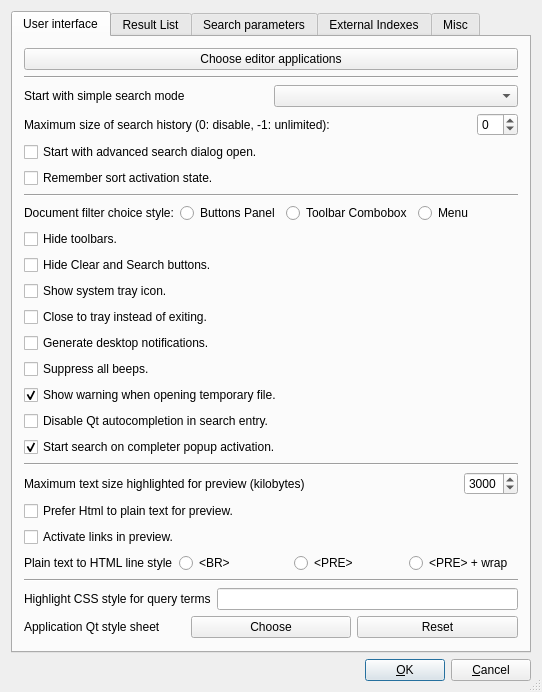
Above: src/qtgui/uiprefs.ui from alberti42/recoll-macos before the change. Below: the same form after it.
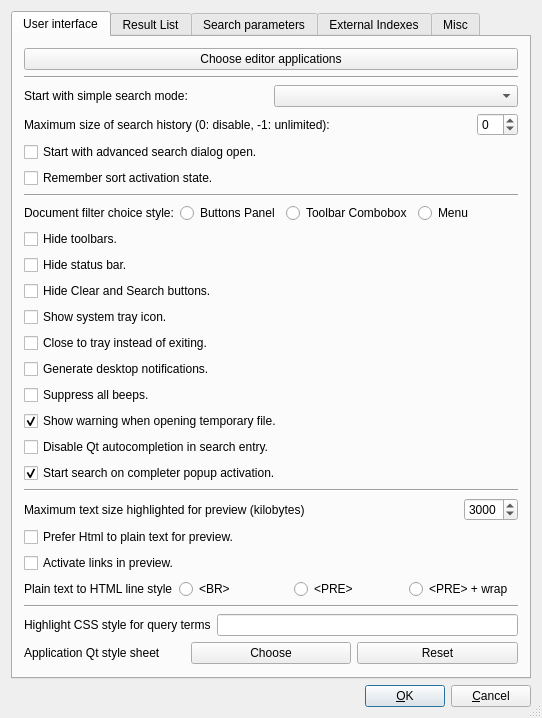
That is the form after the change.

Commit message: add pref to hide status bar

```diff
--- a/src/qtgui/uiprefs.ui
+++ b/src/qtgui/uiprefs.ui
@@ -46,7 +46,7 @@
          <item>
           <widget class="QLabel" name="textLabelSST">
            <property name="text">
-            <string>Start with simple search mode</string>
+            <string>Start with simple search mode: </string>
            </property>
            <property name="wordWrap">
             <bool>false</bool>
@@ -172,6 +172,16 @@
          </property>
         </widget>
        </item>
+       <item>
+        <widget class="QCheckBox" name="noStatusBarCB">
+         <property name="text">
+          <string>Hide status bar.</string>
+         </property>
+         <property name="checked">
+          <bool>false</bool>
+         </property>
+        </widget>
+       </item>
        <item>
         <widget class="QCheckBox" name="noClearSearchCB">
          <property name="text">
```
The commit also changes 5 other files.
